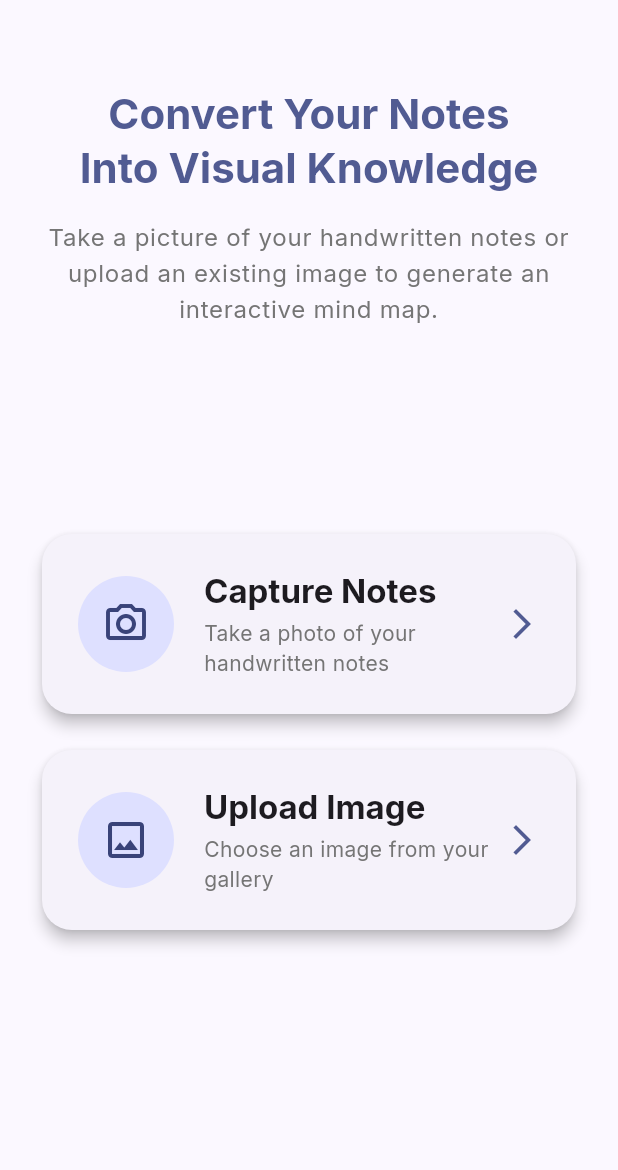
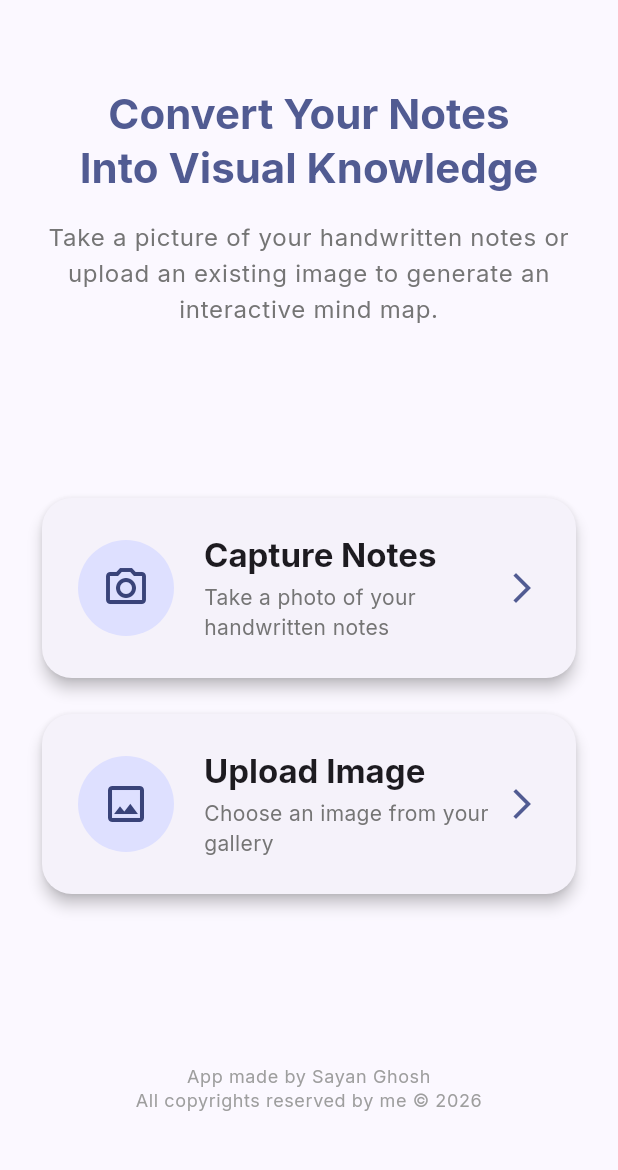
Before and after one commit to sayanghosh67/ai-mind-map, a Flutter app: the screen it shows after launch, on a phone screen of 412 x 824 dp, the part 63-1233 px from its top. Run offline on Flutter 3.47's test engine with Material 3 defaults, Android fonts, the phone set to English and light mode, and no system bars; our stand-ins replace flutter_riverpod, google_fonts, image_picker; missing offline and left inert: google_mlkit_text_recognition, graphview.

Commit message:
Add copyright claims for Sayan Ghosh

```diff
--- a/lib/presentation/screens/home_screen.dart
+++ b/lib/presentation/screens/home_screen.dart
@@ -72,6 +72,17 @@ class HomeScreen extends ConsumerWidget {
                 onTap: () => _pickImage(context, ref, ImageSource.gallery),
               ),
               const Spacer(),
+              Padding(
+                padding: const EdgeInsets.only(bottom: 16.0),
+                child: Text(
+                  'App made by Sayan Ghosh\nAll copyrights reserved by me © 2026',
+                  textAlign: TextAlign.center,
+                  style: Theme.of(context).textTheme.bodySmall?.copyWith(
+                    color: Colors.grey,
+                    fontSize: 12,
+                  ),
+                ),
+              ),
             ],
           ),
         ),
```
Also changed, not shown: 1 other file.
